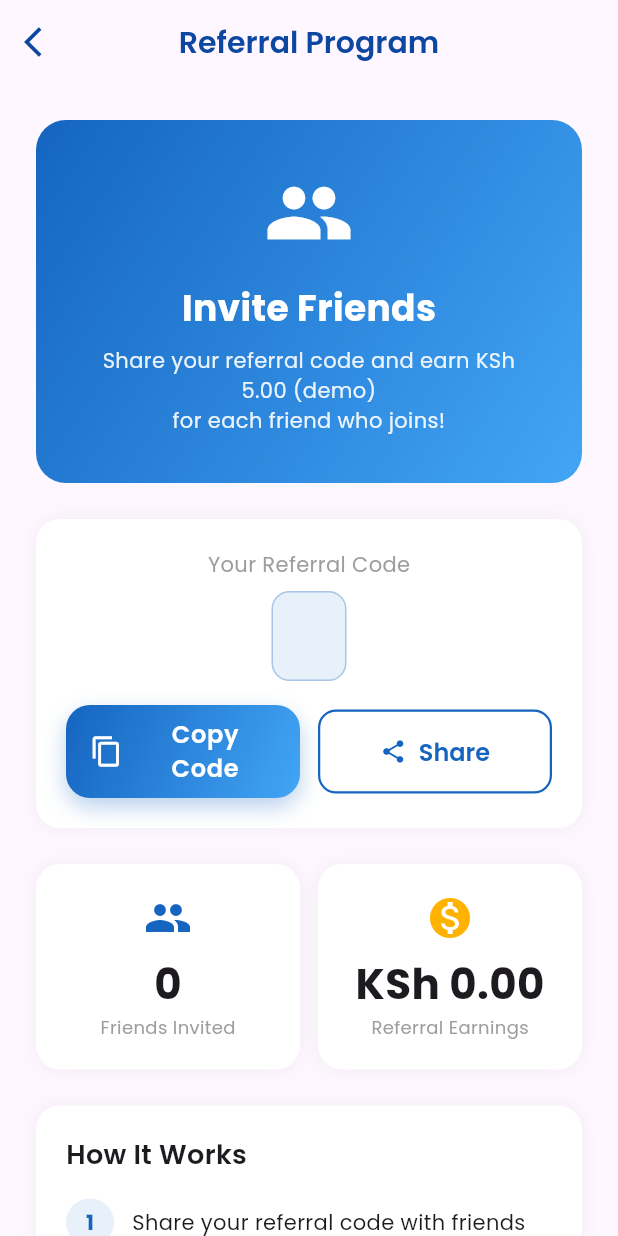
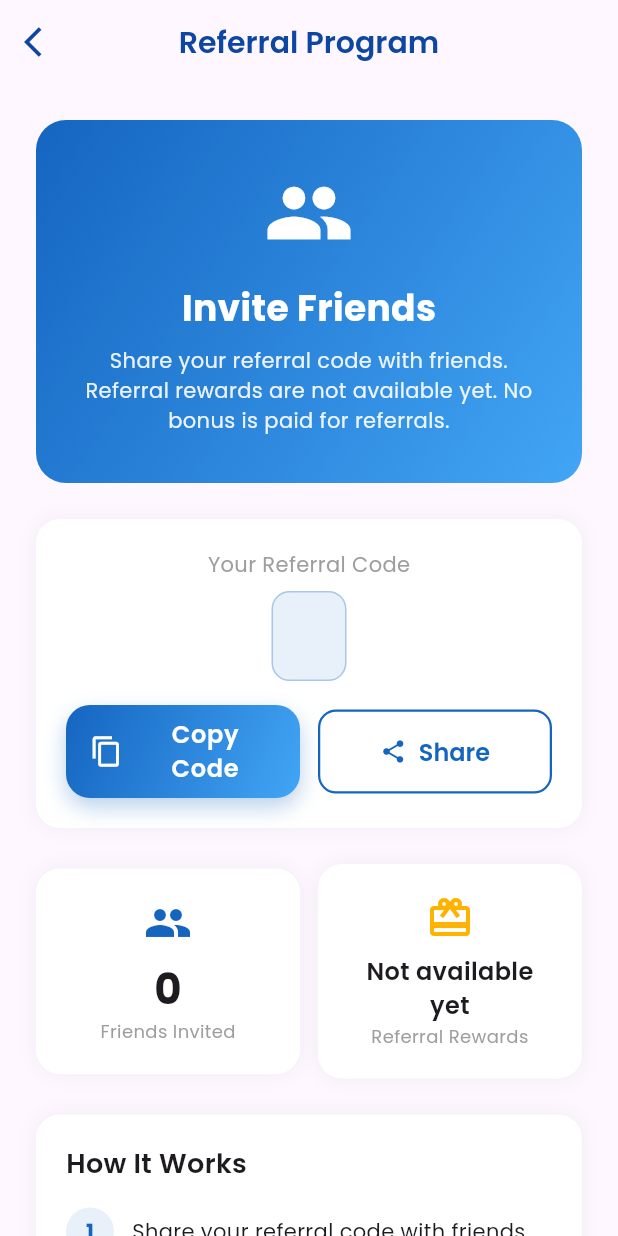
Before and after one commit to murithiian24-Avaru/Ian-Ndung-u-Muriithi, a Flutter app: the ReferralScreen screen opened by its route, on a phone screen of 412 x 824 dp. Run offline on Flutter 3.47's test engine with Material 3 defaults, Android fonts, the phone set to English and light mode, and no system bars; our stand-ins replace flutter_animate, google_fonts, package_info_plus, percent_indicator, shared_preferences; accounts and stored records are empty; generated files the repository leaves out were written again; statements that could not run were skipped.

Commit message:
AdLease: disable Android backup; remove referral reward promises
- Android: allowBackup=false (Android 11 and lower) and data extraction
  rules that exclude every storage domain from cloud backup,
  device-to-device transfer and cross-platform transfer (Android 12+).
- Referral screen: no KSh reward, bonus or 'no limit' claims; shows that
  referral rewards are not available yet (English and Kiswahili). Wallet
  button 'Refer & Earn' becomes 'Refer a Friend'. Referral codes and
  sign-up with a code are unchanged.
- Dependency audit (docs/dependency-audit.md): 16 unused candidates
  listed with references and risks; nothing removed.
- Tests: manifest and rules checks; no reward wording on the Referral
  screen (en, sw) or Wallet.

No package name, signing, dependency, Firebase or rules changes.

Co-Authored-By: Claude Opus 5.5 <noreply@anthropic.com>
Claude-Session: https://claude.ai/code/session_01ScJBnkRTEwdSQTJJ5uaqtd

```diff
--- a/adlease/lib/l10n/app_en.arb
+++ b/adlease/lib/l10n/app_en.arb
@@ -96,6 +96,7 @@
     }
   },
   "notAvailableYet": "Not available yet",
+  "referralRewardsNotAvailable": "Referral rewards are not available yet. No bonus is paid for referrals.",
   "notificationsNotAvailable": "AdLease does not send notifications yet.",
   "demoVersionNotice": "AdLease is in development. In this version, ads and rewards are simulated, and no real money is held or paid out."
 }
--- a/adlease/lib/l10n/app_sw.arb
+++ b/adlease/lib/l10n/app_sw.arb
@@ -82,6 +82,7 @@
   "rewardAddedToPhone": "{amount} imeongezwa kwenye maendeleo ya simu yako (kuigwa)",
   "watchSampleAdHint": "Tazama tangazo la mfano la sekunde 60 ili kuongeza {amount} kwenye maendeleo ya simu yako (kuigwa)",
   "notAvailableYet": "Bado haipatikani",
+  "referralRewardsNotAvailable": "Zawadi za rufaa bado hazipatikani. Hakuna bonasi inayolipwa kwa rufaa.",
   "notificationsNotAvailable": "AdLease bado haitumi arifa.",
   "demoVersionNotice": "AdLease bado inatengenezwa. Katika toleo hili, matangazo na zawadi ni za kuigwa, na hakuna pesa halisi inayohifadhiwa au kulipwa."
 }
--- a/adlease/lib/screens/referral/referral_screen.dart
+++ b/adlease/lib/screens/referral/referral_screen.dart
@@ -3,10 +3,10 @@ import 'package:flutter/services.dart';
 import 'package:provider/provider.dart';
 import 'package:google_fonts/google_fonts.dart';
 import 'package:adlease/config/theme.dart';
+import 'package:adlease/l10n/app_localizations.dart';
 import 'package:adlease/providers/auth_provider.dart';
 import 'package:adlease/services/referral_service.dart';
 import 'package:adlease/widgets/gradient_button.dart';
-import 'package:adlease/utils/currency.dart';
 
 class ReferralScreen extends StatefulWidget {
   const ReferralScreen({super.key});
@@ -18,7 +18,6 @@ class ReferralScreen extends StatefulWidget {
 class _ReferralScreenState extends State<ReferralScreen> {
   final ReferralService _referralService = ReferralService();
   int _referralCount = 0;
-  double _referralEarnings = 0;
 
   @override
   void initState() {
@@ -30,12 +29,8 @@ class _ReferralScreenState extends State<ReferralScreen> {
     final user = context.read<AuthProvider>().user;
     if (user != null) {
       final count = await _referralService.getReferralCount(user.uid);
-      final earnings = await _referralService.getTotalReferralEarnings(
-        user.uid,
-      );
       setState(() {
         _referralCount = count;
-        _referralEarnings = earnings;
       });
     }
   }
@@ -96,7 +91,8 @@ class _ReferralScreenState extends State<ReferralScreen> {
           ),
           const SizedBox(height: 8),
           Text(
-            'Share your referral code and earn ${formatKsh(ReferralService.referralReward)} (demo)\nfor each friend who joins!',
+            'Share your referral code with friends.\n'
+            '${AppLocalizations.of(context)!.referralRewardsNotAvailable}',
             textAlign: TextAlign.center,
             style: GoogleFonts.poppins(
               fontSize: 14,
@@ -250,20 +246,24 @@ class _ReferralScreenState extends State<ReferralScreen> {
             child: Column(
               children: [
                 Icon(
-                  Icons.monetization_on,
+                  Icons.card_giftcard,
                   color: AdLeaseTheme.accentGold,
                   size: 32,
                 ),
                 const SizedBox(height: 8),
+                // Referral rewards are not paid in this version, so no
+                // amount is shown.
                 Text(
-                  formatKsh(_referralEarnings),
+                  AppLocalizations.of(context)!.notAvailableYet,
+                  textAlign: TextAlign.center,
                   style: GoogleFonts.poppins(
-                    fontSize: 28,
-                    fontWeight: FontWeight.bold,
+                    fontSize: 16,
+                    fontWeight: FontWeight.w600,
                   ),
                 ),
                 Text(
-                  'Referral Earnings',
+                  AppLocalizations.of(context)!.referralRewards,
+                  textAlign: TextAlign.center,
                   style: GoogleFonts.poppins(fontSize: 12, color: Colors.grey),
                 ),
               ],
@@ -303,9 +303,8 @@ class _ReferralScreenState extends State<ReferralScreen> {
           _buildStep('2', 'Friends sign up using your code'),
           _buildStep(
             '3',
-            'You both earn a ${formatKsh(ReferralService.referralReward)} bonus (demo)!',
+            AppLocalizations.of(context)!.referralRewardsNotAvailable,
           ),
-          _buildStep('4', 'No limit on referrals!'),
         ],
       ),
     );
--- a/adlease/lib/screens/wallet/wallet_screen.dart
+++ b/adlease/lib/screens/wallet/wallet_screen.dart
@@ -156,7 +156,7 @@ class WalletScreen extends StatelessWidget {
               },
               icon: const Icon(Icons.share),
               label: Text(
-                'Refer & Earn',
+                'Refer a Friend',
                 style: GoogleFonts.poppins(fontWeight: FontWeight.w600),
               ),
             ),
```
Also changed, not shown: 7 other files.
